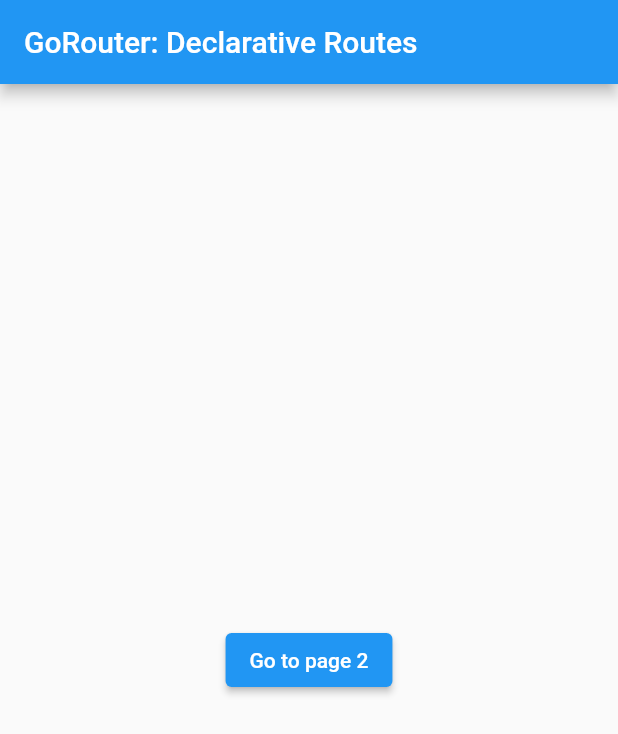
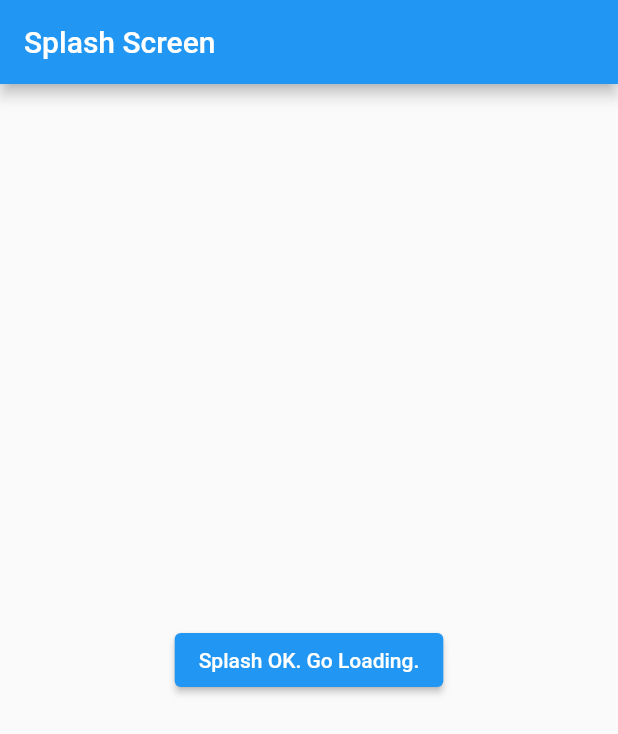
Before and after one commit to hedravBands/soul-flow, a Flutter app: the screen it shows after launch, on a phone screen of 412 x 824 dp. Shown: the top 734 px of the screen. Run offline on Flutter 3.47's test engine with Material 2 defaults, Android fonts, the light colour scheme and no system bars; our stand-ins replace go_router.

Commit message:
initial nav dummy_pages with go_router: splash, loading, auth, game.

```diff
--- a/lib/main.dart
+++ b/lib/main.dart
@@ -1,8 +1,10 @@
 import 'package:flutter/material.dart';
 import 'package:go_router/go_router.dart';
+import 'package:soulflow/src/common/auth/ui/auth_screen.dart';
+import 'package:soulflow/src/common/game/ui/game_screen.dart';
 
-import 'src/features/feat1/page1_screen.dart';
-import 'src/features/feat2/page2_screen.dart';
+import 'src/common/aurora/10-splash/ui/splash_screen.dart';
+import 'src/common/aurora/20-load/ui/loading_screen.dart';
 
 void main() {
   runApp(App());
@@ -28,14 +30,22 @@
       GoRoute(
         path: '/',
         builder: (BuildContext context, GoRouterState state) =>
-            const Page1Screen(),
-        routes: <GoRoute>[
-          GoRoute(
-            path: 'page2',
-            builder: (BuildContext context, GoRouterState state) =>
-                const Page2Screen(),
-          ),
-        ],
+            const SplashScreen(),
+        routes: <GoRoute>[],
+      ),
+      GoRoute(
+        path: '/loading',
+        builder: (BuildContext context, GoRouterState state) =>
+            const LoadingScreen(),
+      ),
+      GoRoute(
+        path: '/auth',
+        builder: (BuildContext context, GoRouterState state) =>
+            const AuthScreen(),
+      ),
+      GoRoute(
+        path: '/game',
+        builder: (BuildContext context, GoRouterState) => const GameScreen(),
       ),
     ],
   );
--- /dev/null
+++ b/lib/src/common/aurora/10-splash/ui/splash_screen.dart
@@ -0,0 +1,23 @@
+// The screen of the first page.
+import 'package:flutter/material.dart';
+import 'package:go_router/go_router.dart';
+
+class SplashScreen extends StatelessWidget {
+  const SplashScreen({Key? key}) : super(key: key);
+
+  @override
+  Widget build(BuildContext context) => Scaffold(
+        appBar: AppBar(title: const Text('Splash Screen')),
+        body: Center(
+          child: Column(
+            mainAxisAlignment: MainAxisAlignment.center,
+            children: <Widget>[
+              ElevatedButton(
+                onPressed: () => context.go('/loading'),
+                child: const Text('Splash OK. Go Loading.'),
+              ),
+            ],
+          ),
+        ),
+      );
+}
--- a/lib/src/features/feat1/page1_screen.dart
+++ b/lib/src/common/aurora/20-load/ui/loading_screen.dart
@@ -1,23 +1,19 @@
-// The screen of the first page.
 import 'package:flutter/material.dart';
 import 'package:go_router/go_router.dart';
 
-import '../../../main.dart';
-
-class Page1Screen extends StatelessWidget {
-  /// Creates a [Page1Screen].
-  const Page1Screen({Key? key}) : super(key: key);
+class LoadingScreen extends StatelessWidget {
+  const LoadingScreen({Key? key}) : super(key: key);
 
   @override
   Widget build(BuildContext context) => Scaffold(
-        appBar: AppBar(title: const Text(App.title)),
+        appBar: AppBar(title: const Text('Loading Screen')),
         body: Center(
           child: Column(
             mainAxisAlignment: MainAxisAlignment.center,
             children: <Widget>[
               ElevatedButton(
-                onPressed: () => context.go('/page2'),
-                child: const Text('Go to page 2'),
+                onPressed: () => context.go('/auth'),
+                child: const Text('Load OK. Go Auth.'),
               ),
             ],
           ),
```
Also changed, not shown: lib/src/common/auth/ui/auth_screen.dart (renamed from lib/src/features/feat2/page2_screen.dart, +6 -9 lines), lib/src/common/game/ui/game_screen.dart (added, +22 -0 lines).
